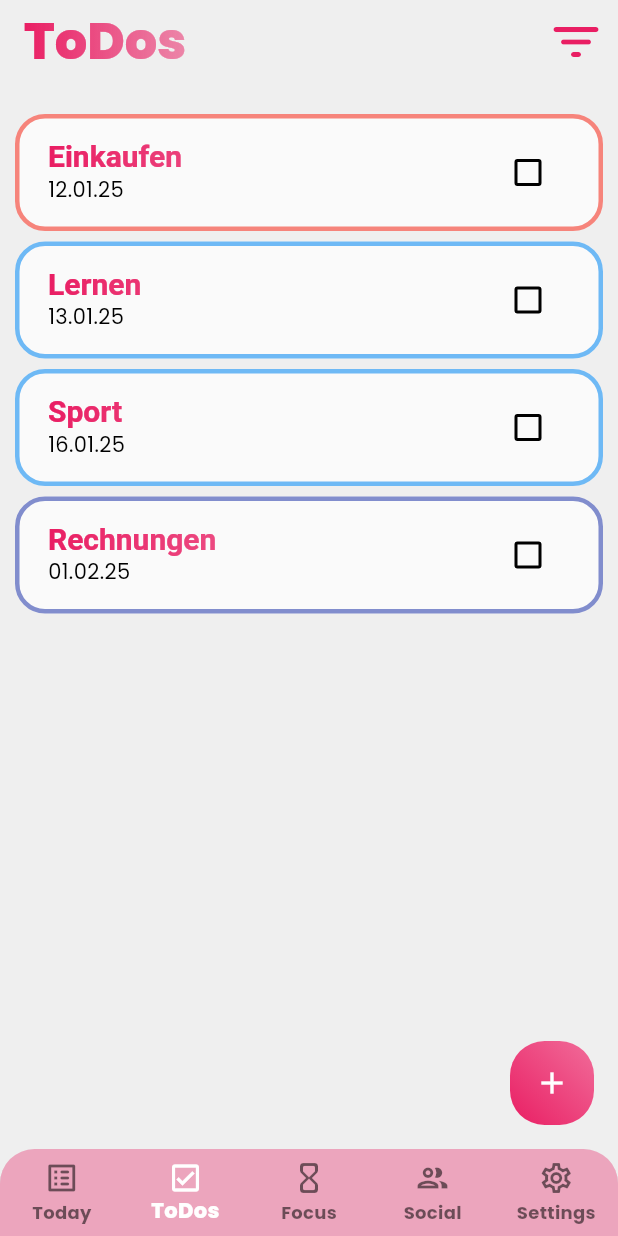
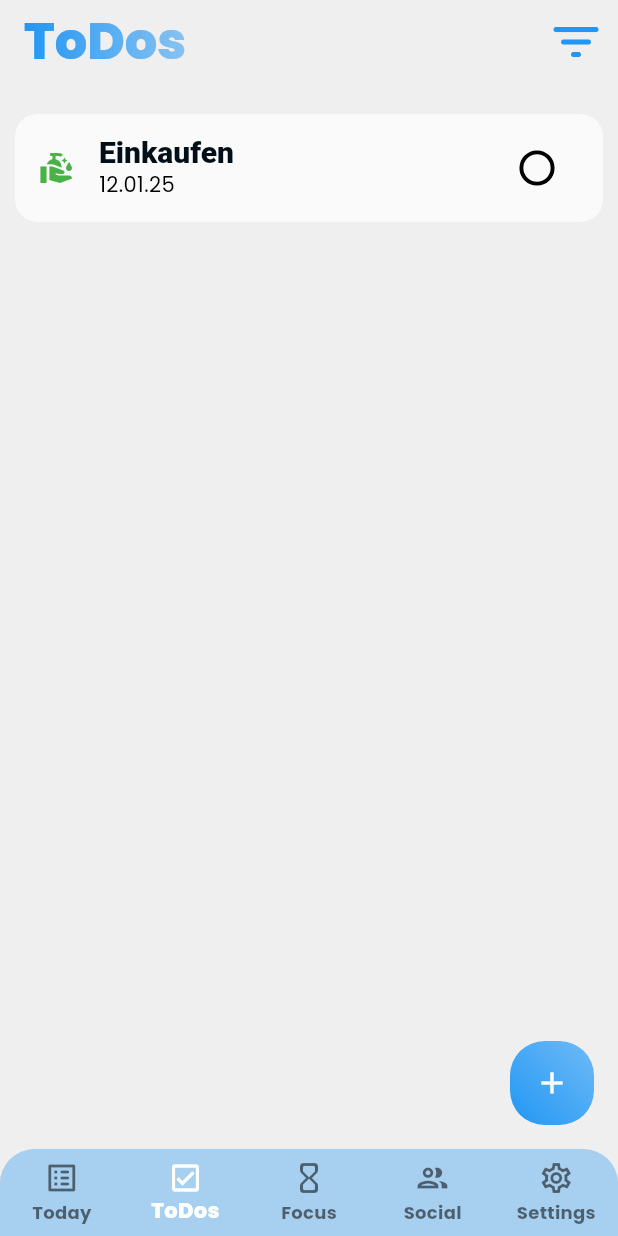
Before and after one commit to edhae/get_done, a Flutter app: the screen it shows after launch, item 2 of the bottom bar chosen, on a phone screen of 412 x 824 dp. Run offline on Flutter 3.47's test engine with Material 3 defaults, Android fonts, the light colour scheme and no system bars; drawn by our look-alikes of simple_gradient_text.

Commit message:
Working on Todos

```diff
--- a/lib/data.dart
+++ b/lib/data.dart
@@ -2,31 +2,38 @@ import 'package:flutter/material.dart';
 
 List<Map<String, dynamic>> todos = [
   {
-    'title': 'Einkaufen',
-    'due_date': '12.01.25',
-    'done': false,
+    'todo_title': 'Einkaufen',
+    'todo_due_date': '12.01.25',
+    'todo_is_done': false,
+    'project_id': 0,
+  },
+  // {
+  //   'title': 'Lernen',
+  //   'due_date': '13.01.25',
+  //   'done': false,
+  //   'project_name': 'Schule',
+  //   'project_color': const Color.fromARGB(165, 33, 149, 243),
+  // },
+  // {
+  //   'title': 'Sport',
+  //   'due_date': '16.01.25',
+  //   'done': false,
+  //   'project_name': 'Schule',
+  //   'project_color': const Color.fromARGB(165, 33, 149, 243),
+  // },
+  // {
+  //   'title': 'Rechnungen',
+  //   'due_date': '01.02.25',
+  //   'done': false,
+  //   'project_name': 'Finanzen',
+  //   'project_color': const Color.fromARGB(165, 63, 81, 181),
+  // },
+];
+
+Map<int, Map<String, dynamic>> projects = {
+  0: {
     'project_name': 'Haushalt',
-    'project_color': const Color.fromARGB(165, 244, 67, 54),
+    'project_color': const Color.fromARGB(255, 74, 177, 71),
+    'project_icon': Icons.clean_hands,
   },
-  {
-    'title': 'Lernen',
-    'due_date': '13.01.25',
-    'done': false,
-    'project_name': 'Schule',
-    'project_color': const Color.fromARGB(165, 33, 149, 243),
-  },
-  {
-    'title': 'Sport',
-    'due_date': '16.01.25',
-    'done': false,
-    'project_name': 'Schule',
-    'project_color': const Color.fromARGB(165, 33, 149, 243),
-  },
-  {
-    'title': 'Rechnungen',
-    'due_date': '01.02.25',
-    'done': false,
-    'project_name': 'Finanzen',
-    'project_color': const Color.fromARGB(165, 63, 81, 181),
-  }
-];
+};
--- a/lib/mainpages/todospage.dart
+++ b/lib/mainpages/todospage.dart
@@ -52,36 +52,48 @@ class _TodosPageState extends State<TodosPage> {
           },
           itemCount: todos.length,
           itemBuilder: (context, index) {
+            if (todos[index]['todo_is_done'] == true) {
+              return SizedBox.shrink(
+                key: ValueKey(todos[index]),
+              );
+            }
+
+            Map todo = todos[index];
+            String todoTitle = todo['todo_title'];
+            String todoDueDate = todo['todo_due_date'];
+            bool? todoIsDone = todo['todo_is_done'];
+
+            Map project = projects[todo['project_id']]!;
+            Color projectColor = project['project_color'];
+
             return Container(
               key: ValueKey(todos[index]),
-              margin: EdgeInsets.only(bottom: 7),
-              padding: EdgeInsets.symmetric(horizontal: 3),
+              margin: EdgeInsets.only(bottom: 5),
               decoration: BoxDecoration(
-                shape: BoxShape.rectangle,
-                borderRadius: BorderRadius.circular(20),
+                borderRadius: BorderRadius.circular(15),
                 color: Theme.of(context).colorScheme.primaryContainer,
-                border: Border.all(
-                  color: todos[index]['project_color'],
-                  width: 3,
+              ),
+              child: CheckboxListTile(
+                title: Text(
+                  todoTitle,
+                  style: TextStyle(
+                      fontWeight: FontWeight.w900,
+                      color: Color.alphaBlend(
+                          personalizedColor.withValues(alpha: 0.1),
+                          Theme.of(context).colorScheme.secondary)),
                 ),
-              ),
-              child: ClipRRect(
-                borderRadius: BorderRadius.circular(20),
-                child: CheckboxListTile(
-                  title: GradientText(
-                    todos[index]['title'],
-                    colors: [
-                      personalizedColor,
-                      personalizedColor.withValues(alpha: 0.5),
-                    ],
-                  ),
-                  subtitle: Text(todos[index]['due_date']),
-                  value: todos[index]['done'],
-                  onChanged: (value) {
-                    setState(() {
-                      todos[index]['done'] = value;
-                    });
-                  },
+                subtitle: Text(todoDueDate),
+                value: todoIsDone,
+                onChanged: (value) {
+                  setState(() {
+                    todos[index]['todo_is_done'] = value!;
+                  });
+                },
+                checkboxShape: CircleBorder(),
+                checkboxScaleFactor: 1.3,
+                secondary: Icon(
+                  Icons.clean_hands,
+                  color: projectColor,
                 ),
               ),
             );
--- a/lib/theme/themedata.dart
+++ b/lib/theme/themedata.dart
@@ -89,6 +89,9 @@ ThemeData darkMode = ThemeData(
       color: Colors.white,
     ),
   ),
+  radioTheme: RadioThemeData(
+    fillColor: WidgetStateProperty.all<Color>(personalizedColor),
+  )
 );
 
 List<Color> personalizableColors = [
@@ -98,5 +101,5 @@ List<Color> personalizableColors = [
   Colors.orange,
   Colors.grey, //todo silber
 ];
-int currentPersonalizableColor = 0;
+int currentPersonalizableColor = 1;
 Color personalizedColor = personalizableColors[currentPersonalizableColor];
```
Also changed, not shown: lib/mainpages/settingspage.dart (+123 -8 lines), lib/theme/themeprovider.dart (+2 -11 lines).
